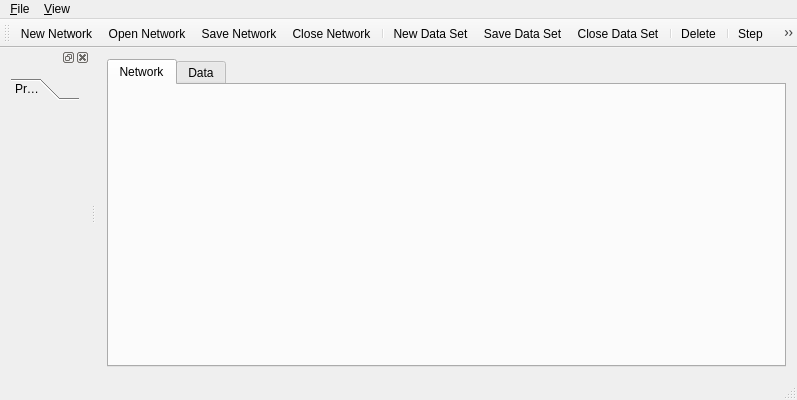
First picture: the form in src/neurogui/mainwindow.ui, repository chalcolith/neurolab, before the edit.
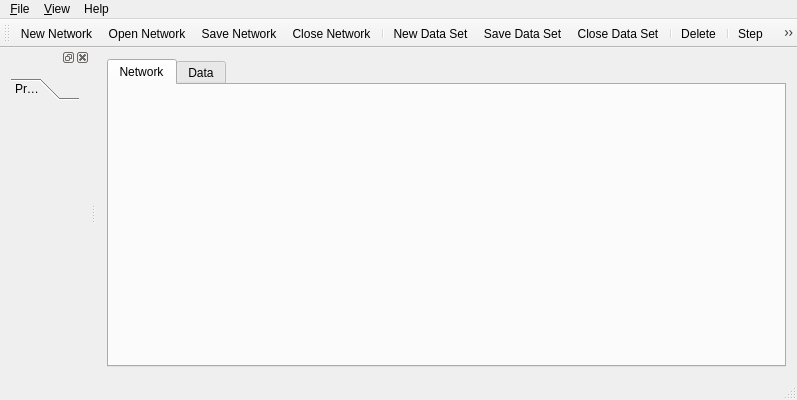
Second picture: the form after the edit.

Diff of the .ui file:
```diff
--- a/src/neurogui/mainwindow.ui
+++ b/src/neurogui/mainwindow.ui
@@ -55,7 +55,7 @@
      <x>0</x>
      <y>0</y>
      <width>797</width>
-     <height>25</height>
+     <height>21</height>
     </rect>
    </property>
    <widget class="QMenu" name="menu_File">
@@ -79,8 +79,16 @@
     </property>
     <addaction name="action_Sidebar"/>
    </widget>
+   <widget class="QMenu" name="menuHelp">
+    <property name="title">
+     <string>Help</string>
+    </property>
+    <addaction name="action_Manual"/>
+    <addaction name="action_About_NeuroLab"/>
+   </widget>
    <addaction name="menu_File"/>
    <addaction name="menu_View"/>
+   <addaction name="menuHelp"/>
   </widget>
   <widget class="QToolBar" name="mainToolBar">
    <attribute name="toolBarArea">
```
Left out of the diff: 14 changed lines with no effect on the pictures.
